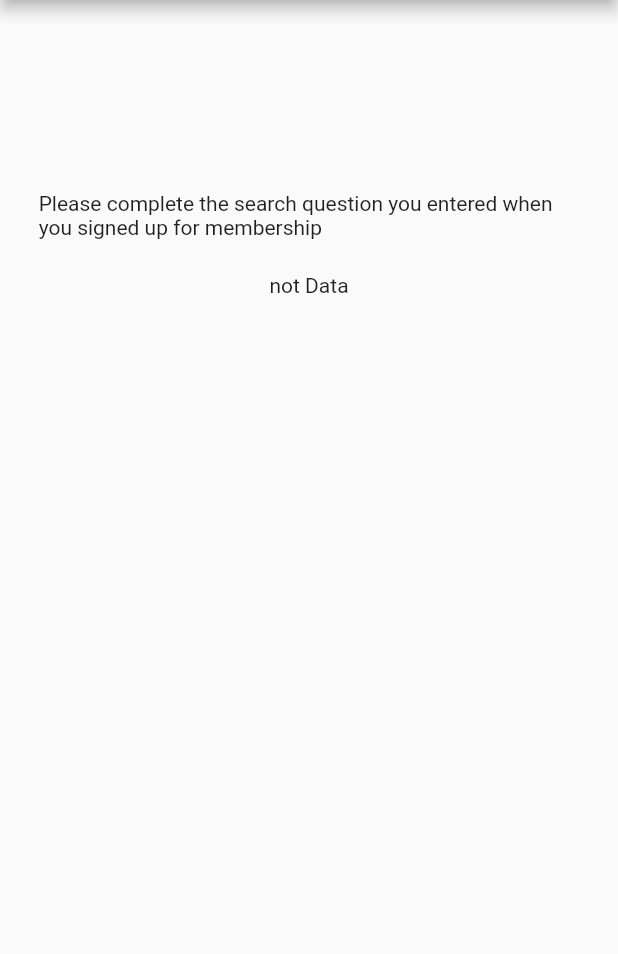
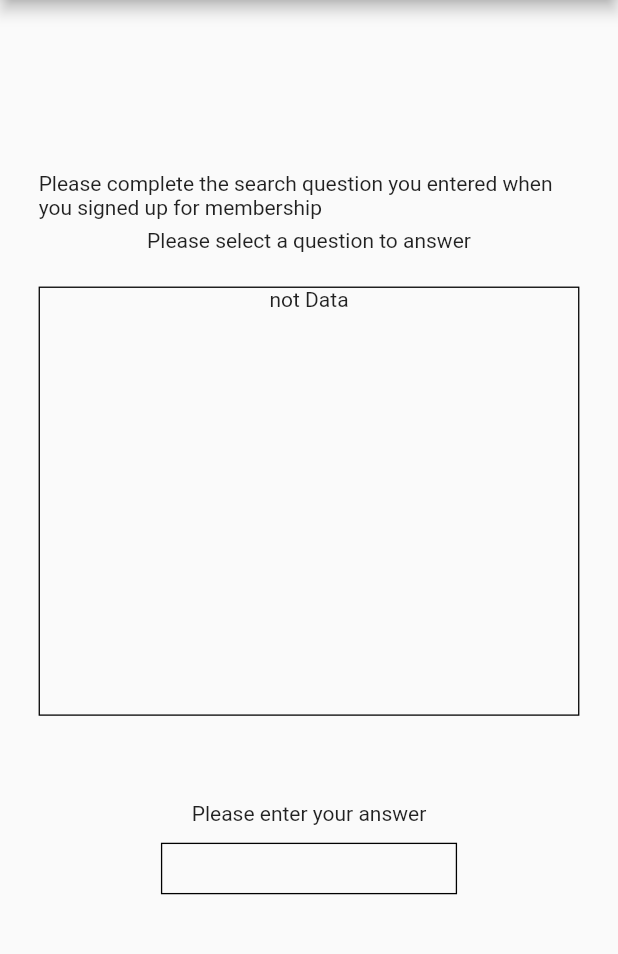
Before and after one commit to yy8703/ycsong_portfolio, a Flutter app: the screen it shows after launch, after a tap on "Find ID", on a phone screen of 412 x 824 dp, the part 84-1038 px from its top. Run offline on Flutter 3.47's test engine with Material 2 defaults, Android fonts, the phone set to English and light mode, and no system bars; our stand-ins replace easy_localization, equatable, expandable, flutter_bloc, flutter_form_builder, flutter_screenutil and 3 more.

Commit message:
앱 캐시(유저정보) 불러오는 부분 오류 수정, 회원가입 테스트, 아이디찾기 진행중

```diff
--- a/assets/translations/en-US.json
+++ b/assets/translations/en-US.json
@@ -67,6 +67,8 @@
   "find_id": {
     "title": "Find ID",
     "content" : "Please complete the search question you entered when you signed up for membership",
+    "content2": "Please select a question to answer",
+    "content3": "Please enter your answer",
     "not_id": "No ID exists that matches the search question",
     "your_id": "The ID that matches the search question is as follows."
   },
@@ -74,6 +76,8 @@
     "title": "Find the password",
     "id_content": "Enter the ID of the password you want to find",
     "content" : "Please complete the search question you entered when you signed up for membership",
+    "content2": "Please select a question to answer",
+    "content3": "Please enter your answer",
     "not_id": "This is a non-existent ID",
     "your_password": "The password that matches the search question is as follows,",
     "fail" : "No ID exists that matches the search question"
--- a/assets/translations/ko-KR.json
+++ b/assets/translations/ko-KR.json
@@ -67,6 +67,8 @@
   "find_id": {
     "title" : "아이디 찾기",
     "content" : "회원가입때 입력한 찾기 질문을 완성해 주세요",
+    "content2" : "답변할 문제를 선택해 주세요",
+    "content3" : "답안을 입력해 주세요",
     "not_id" : "찾기 질문과 맞는 아이디가 존재하지 않습니다",
     "your_id" : "찾기 질문과 맞는 아이디는 아래와 같습니다"
   },
@@ -74,6 +76,8 @@
     "title" : "비밀번호 찾기",
     "id_content" : "찾으려는 비밀번호의 아이디 입력",
     "content" : "회원가입때 입력한 찾기 질문을 완성해 주세요",
+    "content2" : "답변할 문제를 선택해 주세요",
+    "content3" : "답안을 입력해 주세요",
     "not_id" : "존재하지 않는 아이디 입니다",
     "your_password" : "찾기 질문과 맞는 비밀번호는 아래와 같습니다",
     "fail" : "찾기 질문과 맞는 아이디가 존재하지 않습니다"
--- a/lib/navigators/auth_navigator.dart
+++ b/lib/navigators/auth_navigator.dart
@@ -6,6 +6,7 @@ import 'package:flutter_my_portfolio/repository/auth_repository.dart';
 import 'package:flutter_my_portfolio/ui/pages/auth/find_id/find_id_complete_page.dart';
 import 'package:flutter_my_portfolio/ui/pages/auth/find_id/find_id_page.dart';
 import 'package:flutter_my_portfolio/ui/pages/auth/find_password/find_password_complete_page.dart';
+import 'package:flutter_my_portfolio/ui/pages/auth/find_password/find_password_id_input_page.dart';
 import 'package:flutter_my_portfolio/ui/pages/auth/find_password/find_password_page.dart';
 import 'package:flutter_my_portfolio/ui/pages/auth/login_page.dart';
 import 'package:flutter_my_portfolio/ui/pages/auth/sign_up/sign_up_complete_page.dart';
@@ -39,6 +40,7 @@ class AuthNavigator extends StatefulWidget {
     SignUpTermsPage.routePath: SignUpTermsPage.generateRoute,
     FindIdPage.routePath: FindIdPage.generateRoute,
     FindIdCompletePage.routePath: FindIdCompletePage.generateRoute,
+    FindPasswordIdInputPage.routePath: FindPasswordIdInputPage.generateRoute,
     FindPasswordPage.routePath: FindPasswordPage.generateRoute,
     FindPasswordCompletePage.routePath: FindPasswordCompletePage.generateRoute,
   };
--- a/lib/repository/auth_repository.dart
+++ b/lib/repository/auth_repository.dart
@@ -28,6 +28,7 @@ class AuthRepository {
   }
 
   Future<void> saveUserInfoList() async {
-    sp.setString('usersData', json.encode(userList));
+    List<Map<String, dynamic>> data = UserInfo.toMapList(userList ?? []);
+    sp.setString('usersData', json.encode(data));
   }
 }
--- a/lib/ui/pages/auth/find_id/find_id_page.dart
+++ b/lib/ui/pages/auth/find_id/find_id_page.dart
@@ -4,6 +4,8 @@ import 'package:flutter_bloc/flutter_bloc.dart';
 import 'package:flutter_my_portfolio/bloc/global/auth/auth_cubit.dart';
 import 'package:flutter_my_portfolio/data/auth/user_info.dart';
 import 'package:flutter_my_portfolio/generated/locale_keys.g.dart';
+import 'package:flutter_my_portfolio/ui/components/text_form/custom_text_form.dart';
+import 'package:flutter_my_portfolio/util/global.dart';
 import 'package:flutter_screenutil/flutter_screenutil.dart';
 
 class FindIdPage extends StatefulWidget {
@@ -22,6 +24,8 @@ class FindIdPage extends StatefulWidget {
 }
 
 class _FindIdPageState extends State<FindIdPage> {
+  TextEditingController answerController = TextEditingController();
+
   @override
   Widget build(BuildContext context) {
     return Scaffold(
@@ -33,19 +37,37 @@ class _FindIdPageState extends State<FindIdPage> {
         height: double.infinity,
         padding: EdgeInsets.symmetric(horizontal: 30.w),
         child: Column(
-          mainAxisAlignment: MainAxisAlignment.center,
           crossAxisAlignment: CrossAxisAlignment.center,
           children: [
+            SizedBox(height: 100.h),
             Text(LocaleKeys.find_id_content.tr()),
+            SizedBox(height: 5.h),
+            Text(LocaleKeys.find_id_content2.tr()),
             SizedBox(height: 20.h),
-            SizedBox(
+            Container(
               width: double.infinity,
-              height: 400.h,
+              height: 250.h,
+              decoration: BoxDecoration(
+                border: Border.all(width: 1.w),
+              ),
               child: SingleChildScrollView(
                 child: Column(
-                  children: questionList(list: context.read<AuthCubit>().userInfoList),
+                  children: questionList(
+                    list: context.read<AuthCubit>().userInfoList,
+                    tapEvent: (UserInfo data) {},
+                  ),
                 ),
               ),
+            ),
+            SizedBox(height: 50.h),
+            Text(LocaleKeys.find_id_content3.tr()),
+            SizedBox(height: 10.h),
+            CustomTextForm(
+              controller: answerController,
+              name: LocaleKeys.find_id_title.tr(),
+              hintText: '',
+              maxLength: 20,
+              keyboardType: TextInputType.text,
             ),
           ],
         ),
@@ -53,7 +75,7 @@ class _FindIdPageState extends State<FindIdPage> {
     );
   }
 
-  List<Widget> questionList({required List<UserInfo> list}) {
+  List<Widget> questionList({required List<UserInfo> list, required ValueCallback<UserInfo> tapEvent}) {
     List<Widget> result = [];
 
     if (list.isEmpty) {
@@ -61,13 +83,17 @@ class _FindIdPageState extends State<FindIdPage> {
     } else {
       for (UserInfo data in list) {
         result.add(
-          Container(
-            height: 30.h,
-            padding: EdgeInsets.symmetric(horizontal: 10.w, vertical: 5.h),
-            decoration: BoxDecoration(
-              border: Border.all(width: 1.w),
+          GestureDetector(
+            onTap: () => tapEvent(data),
+            child: Container(
+              width: double.infinity,
+              height: 30.h,
+              padding: EdgeInsets.symmetric(horizontal: 10.w, vertical: 5.h),
+              decoration: BoxDecoration(
+                border: Border(bottom: BorderSide(width: 1.w)),
+              ),
+              child: Text(data.findQuestion),
             ),
-            child: Text(data.findQuestion),
           ),
         );
       }
--- a/lib/ui/pages/auth/login_page.dart
+++ b/lib/ui/pages/auth/login_page.dart
@@ -95,7 +95,7 @@ class _LoginPageState extends State<LoginPage> {
             ),
             SizedBox(height: 10.w),
             ElevatedButton(
-              onPressed: () => context.read<AuthCubit>().moveToFindPasswordPage(),
+              onPressed: () => context.read<AuthCubit>().moveToFindPasswordIdInputPage(),
               child: Text(LocaleKeys.login_content_find_password.tr()),
             ),
           ],
--- a/lib/ui/pages/auth/sign_up/sign_up_complete_page.dart
+++ b/lib/ui/pages/auth/sign_up/sign_up_complete_page.dart
@@ -32,6 +32,8 @@ class _SignUpCompletePageState extends State<SignUpCompletePage> {
         height: double.infinity,
         padding: EdgeInsets.symmetric(horizontal: 30.w),
         child: Column(
+          mainAxisAlignment: MainAxisAlignment.center,
+          crossAxisAlignment: CrossAxisAlignment.center,
           children: [
             Text(LocaleKeys.sign_up_complete_title.tr()),
             SizedBox(height: 20.h),
--- /dev/null
+++ b/lib/util/date_format_util.dart
@@ -0,0 +1,5 @@
+import 'package:easy_localization/easy_localization.dart';
+
+class DateFormatUtil {
+  static final DateFormat YEAR_DATE_YYYY_MM_DD_HHMMSS = DateFormat('yyyy-MM-dd HH:mm:ss', 'en_US');
+}
```
Also changed, not shown: lib/bloc/global/auth/auth_cubit.dart (+8 -1 lines), lib/data/auth/user_info.dart (+22 -1 lines), lib/ui/pages/auth/find_password/find_password_id_input_page.dart (added, +41 -0 lines), lib/generated/locale_keys.g.dart.
